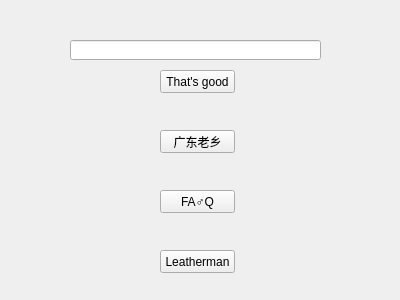
The window that mainwindow.ui (sspeng/PandoraFolder) describes before a commit, drawn with Qt 5.
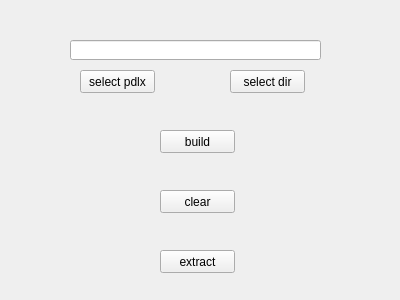
The same window after the commit.

Diff of the .ui file:
```diff
--- a/mainwindow.ui
+++ b/mainwindow.ui
@@ -24,7 +24,7 @@
      </rect>
     </property>
     <property name="text">
-     <string>FA♂Q</string>
+     <string>clear</string>
     </property>
    </widget>
    <widget class="QPushButton" name="extract_project_btn">
@@ -37,7 +37,7 @@
      </rect>
     </property>
     <property name="text">
-     <string>Leatherman</string>
+     <string>extract</string>
     </property>
    </widget>
    <widget class="QLineEdit" name="folder_name_le">
@@ -60,20 +60,33 @@
      </rect>
     </property>
     <property name="text">
-     <string>广东老乡</string>
+     <string>build</string>
     </property>
    </widget>
    <widget class="QPushButton" name="select_dir_btn">
     <property name="geometry">
      <rect>
-      <x>160</x>
+      <x>230</x>
       <y>70</y>
       <width>75</width>
       <height>23</height>
      </rect>
     </property>
     <property name="text">
-     <string>That's good</string>
+     <string>select dir</string>
+    </property>
+   </widget>
+   <widget class="QPushButton" name="read_pdlx_btn">
+    <property name="geometry">
+     <rect>
+      <x>80</x>
+      <y>70</y>
+      <width>75</width>
+      <height>23</height>
+     </rect>
+    </property>
+    <property name="text">
+     <string>select pdlx</string>
     </property>
    </widget>
   </widget>
```
